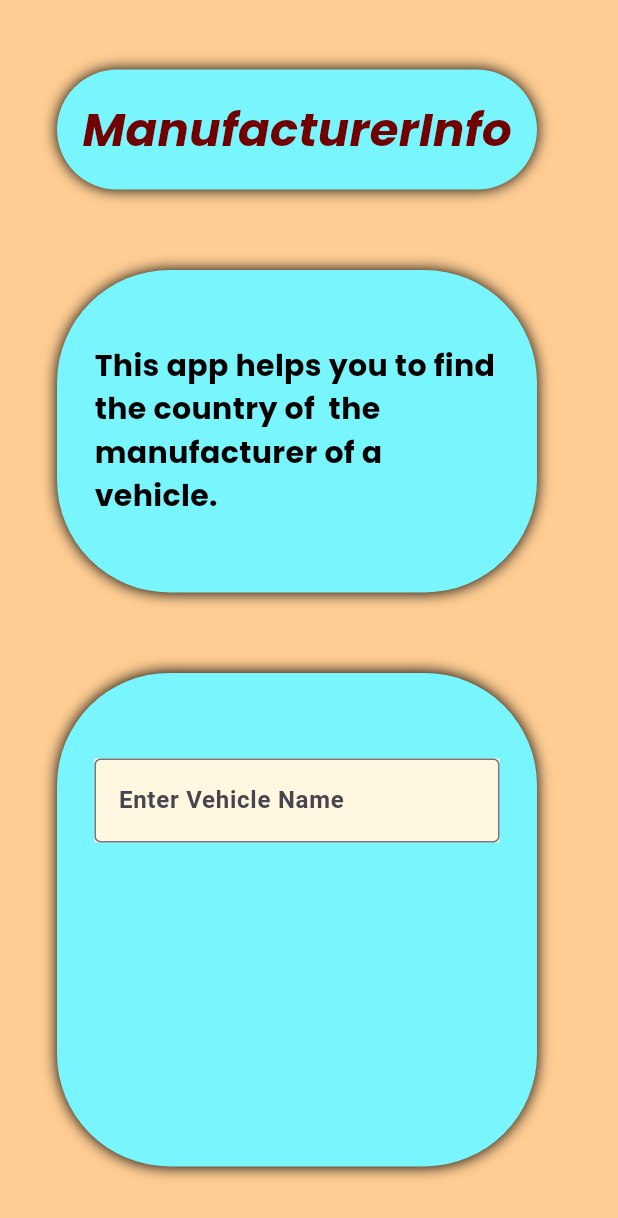
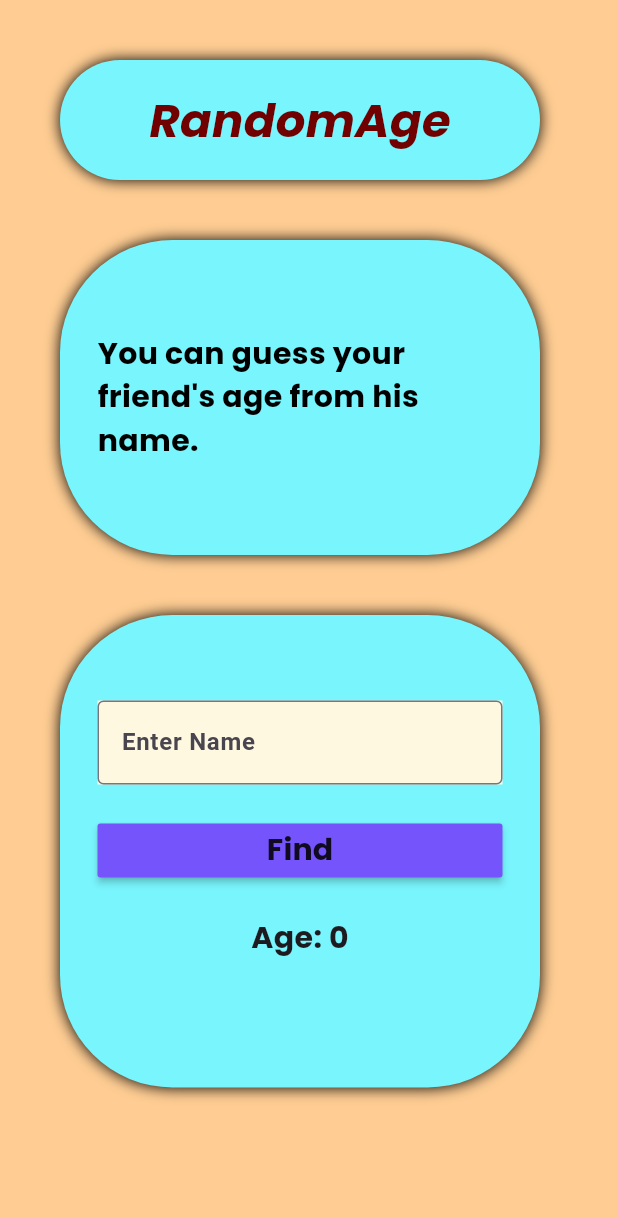
Before and after one commit to Zero2Lab/RamdomAge-App_project03_AroshXR, a Flutter app: the screen it shows after launch, on a phone screen of 412 x 824 dp. Shown: the top 1218 px of the screen. Run offline on Flutter 3.47's test engine with Material 3 defaults, Android fonts, the light colour scheme and no system bars; our stand-ins replace google_fonts; network calls fail.

Commit message:
project03 uploaded

```diff
--- /dev/null
+++ b/lib/Screens/homescreen.dart
@@ -0,0 +1,174 @@
+// ignore_for_file: avoid_print
+
+import 'dart:convert';
+
+import 'package:flutter/material.dart';
+import 'package:google_fonts/google_fonts.dart';
+import 'package:http/http.dart';
+
+class Homescreen extends StatefulWidget {
+  const Homescreen({super.key});
+
+  @override
+  State<Homescreen> createState() => _HomescreenState();
+}
+
+class _HomescreenState extends State<Homescreen> {
+
+  int age = 0;
+  bool isLoading = false;
+  final TextEditingController name = TextEditingController();
+
+  void getData() async {
+  var url = Uri.parse('https://api.agify.io/?name=${name.text}');
+  Response rs = await get(url);
+  Map urs = jsonDecode(rs.body);
+
+  setState(() {
+    isLoading = false;
+    age = urs['age'];
+  });
+}
+
+  @override
+  void initState() {
+    super.initState();
+    getData();
+  }
+
+  @override
+  Widget build(BuildContext context) {
+    return Scaffold(
+      backgroundColor: const Color(0xffFFCD93),
+      body: SafeArea(
+        child: Padding(
+          padding: const EdgeInsets.all(40.0),
+          child: SingleChildScrollView(
+            child: Column(
+              mainAxisAlignment: MainAxisAlignment.spaceAround,
+              children: [
+                Container(
+                  width: 320,
+                  height: 80,
+                  decoration: BoxDecoration(
+                      color: const Color(0xff79F5FD),
+                      borderRadius: BorderRadiusDirectional.circular(75.0),
+                      boxShadow: const [
+                        BoxShadow(
+                          color: Color.fromARGB(255, 0, 0, 0),
+                          blurRadius: 8.0,
+                          offset: Offset(0.0, 0.0),
+                        )
+                      ]),
+                  child: Center(
+                    child: Text('RandomAge',
+                        style: GoogleFonts.poppins(
+                            fontSize: 31,
+                            fontWeight: FontWeight.bold,
+                            fontStyle: FontStyle.italic,
+                            color: const Color(0xff710000))),
+                  ),
+                ),
+                const SizedBox(
+                  height: 40.0,
+                ),
+                Container(
+                  width: 320,
+                  height: 210,
+                  decoration: BoxDecoration(
+                      color: const Color(0xff79F5FD),
+                      borderRadius: BorderRadiusDirectional.circular(75.0),
+                      boxShadow: const [
+                        BoxShadow(
+                          color: Color.fromARGB(255, 0, 0, 0),
+                          blurRadius: 8.0,
+                          offset: Offset(0.0, 0.0),
+                        )
+                      ]),
+                  child: Padding(
+                    padding: const EdgeInsets.all(25.0),
+                    child: Center(
+                      child: Center(
+                        child: Text(
+                            "You can guess your friend's age from his name.",
+                            style: GoogleFonts.poppins(
+                                fontSize: 20,
+                                fontWeight: FontWeight.bold,
+                                color: Colors.black)),
+                      ),
+                    ),
+                  ),
+                ),
+                const SizedBox(
+                  height: 40.0,
+                ),
+                Container(
+                  width: 320,
+                  height: 315,
+                  decoration: BoxDecoration(
+                      color: const Color(0xff79F5FD),
+                      borderRadius: BorderRadiusDirectional.circular(75.0),
+                      boxShadow: const [
+                        BoxShadow(
+                          color: Color.fromARGB(255, 0, 0, 0),
+                          blurRadius: 8.0,
+                          offset: Offset(0.0, 0.0),
+                        )
+                      ]),
+                  child: Padding(
+                    padding: const EdgeInsets.all(25.0),
+                    child: Column(
+                      children: [
+                        const SizedBox(
+                          height: 32.0,
+                        ),
+                        Container(
+                          color: const Color(0xFFFFF8E1),
+                          child: TextField(
+                            controller: name,
+                            keyboardType: TextInputType.name,
+                            decoration: const InputDecoration(
+                              border: OutlineInputBorder(),
+                              hintText: 'Enter Name',
+                              hintStyle: TextStyle(fontWeight: FontWeight.bold),
+                            ),
+                          ),
+                        ),
+                        const SizedBox(
+                          height: 20.0,
+                        ),
+                        MaterialButton(onPressed: () {
+                          setState(() {
+                            isLoading = true;
+                          });
+                          getData();
+                        },
+                        color: const Color(0xff7554FB),
+
+                        child: Center(
+                          child:Text("Find", style: GoogleFonts.poppins(fontSize: 20, fontWeight: FontWeight.bold))
+                          ),
+                        ),
+                        const SizedBox(
+                          height: 20.0,
+                        ),
+                        Column(
+                          children: [
+                            if(isLoading)
+                            Text("Loading..", style: GoogleFonts.poppins(fontSize: 20, fontWeight: FontWeight.bold))
+                            else
+                            Text("Age: $age", style: GoogleFonts.poppins(fontSize: 20, fontWeight: FontWeight.bold)),
+                          ],
+                        )
+                      ],
+                    ),
+                  ),
+                ),
+              ],
+            ),
+          ),
+        ),
+      ),
+    );
+  }
+}
--- a/lib/main.dart
+++ b/lib/main.dart
@@ -1,5 +1,5 @@
 import 'package:flutter/material.dart';
-import 'package:google_fonts/google_fonts.dart';
+import 'package:project03/Screens/homescreen.dart';
 
 void main() {
   runApp(const MyApp());
@@ -11,105 +11,10 @@ class MyApp extends StatelessWidget {
   // This widget is the root of your application.
   @override
   Widget build(BuildContext context) {
-    return  MaterialApp(
+    return const MaterialApp(
       title: 'project03',
       debugShowCheckedModeBanner: false,
-      home: Scaffold(
-        backgroundColor: const Color(0xffFFCD93),
-        body: SafeArea(
-          child: Padding(
-            padding: const EdgeInsets.all(38.0),
-            child: Column(
-              mainAxisAlignment: MainAxisAlignment.spaceAround,
-              children: [
-                Container(
-                  width: 320,
-                  height: 80,
-                  decoration: BoxDecoration(
-                    color: const Color(0xff79F5FD),
-                    borderRadius: BorderRadiusDirectional.circular(75.0),
-                    boxShadow:const [
-                      BoxShadow(
-                        color: Color.fromARGB(255, 0, 0, 0),
-                        blurRadius: 8.0,
-                        offset: Offset(0.0, 0.0),
-                      )
-                    ]
-                  ),
-                  child: Center(child:Text('ManufacturerInfo',style: GoogleFonts.poppins(fontSize: 31, fontWeight: FontWeight.bold, fontStyle: FontStyle.italic, color:const Color(0xff710000))),),
-                ),
-
-                const SizedBox(
-                  height: 20.0,
-                ),
-
-                Container(
-                  width: 320,
-                  height: 215,
-                  decoration: BoxDecoration(
-                    color: const Color(0xff79F5FD),
-                    borderRadius: BorderRadiusDirectional.circular(75.0),
-                    boxShadow:const [
-                      BoxShadow(
-                        color: Color.fromARGB(255, 0, 0, 0),
-                        blurRadius: 8.0,
-                        offset: Offset(0.0, 0.0),
-                      )
-                    ]
-                  ),
-                  child: Padding(
-                    padding: const EdgeInsets.all(25.0),
-                    child: Center(child:Text('This app helps you to find the country of  the manufacturer of a vehicle.',style: GoogleFonts.poppins(fontSize: 20, fontWeight: FontWeight.bold, color: Colors.black)),),
-                  ),
-                ),
-
-                const SizedBox(
-                  height: 20.0,
-                ),
-
-                 Container(
-                  width: 320,
-                  height: 329,
-                  decoration: BoxDecoration(
-                    color: const Color(0xff79F5FD),
-                    borderRadius: BorderRadiusDirectional.circular(75.0),
-                    boxShadow:const [
-                      BoxShadow(
-                        color: Color.fromARGB(255, 0, 0, 0),
-                        blurRadius: 8.0,
-                        offset: Offset(0.0, 0.0),
-                      )
-                    ]
-                  ),
-
-                  child: Padding(
-                    padding:const  EdgeInsets.all(25.0),
-                    child: Column(
-                      children: [
-                        const SizedBox(
-                           height: 32.0,
-                        ),
-                        Container(
-                          color:const Color(0xFFFFF8E1),
-                          child:const TextField(
-                            keyboardType: TextInputType.name,
-                            decoration: InputDecoration(
-                              border: OutlineInputBorder(),
-                              hintText: 'Enter Vehicle Name', hintStyle: TextStyle(fontWeight: FontWeight.bold),
-                            ),
-                          ),
-                        ),
-                      ],
-                    ),
-                  ),
-
-                ),
-
-              ],
-            ),
-          ),
-        ),
-      ),
+      home: Homescreen(),
     );
   }
 }
--- a/pubspec.yaml
+++ b/pubspec.yaml
@@ -36,6 +36,7 @@ dependencies:
   # Use with the CupertinoIcons class for iOS style icons.
   cupertino_icons: ^1.0.6
   google_fonts: ^6.2.1
+  http: ^1.2.1
 
 dev_dependencies:
   flutter_test:
```
Also changed, not shown: pubspec.lock.
